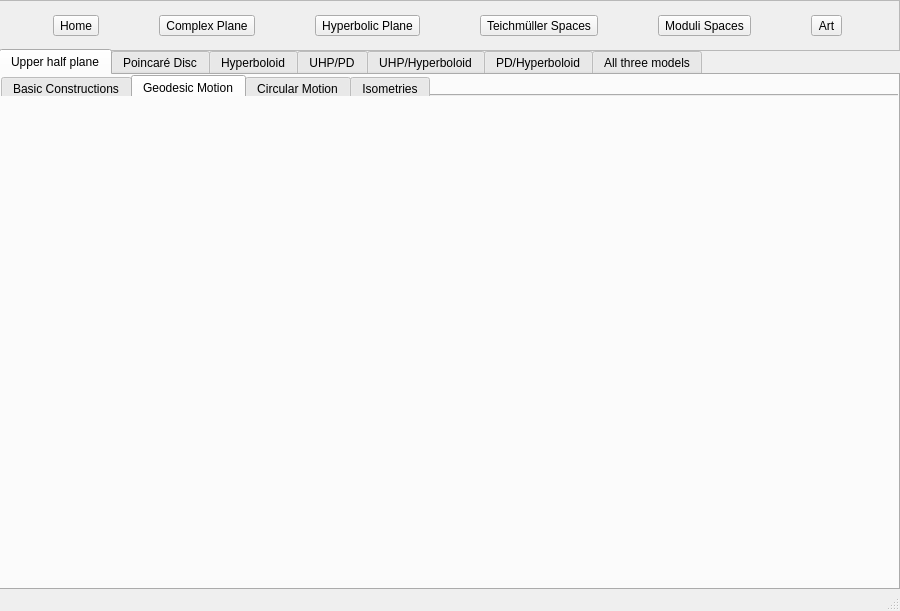
Labardini/Hyperbolic, file appWindowDesign.ui: the form before one commit.
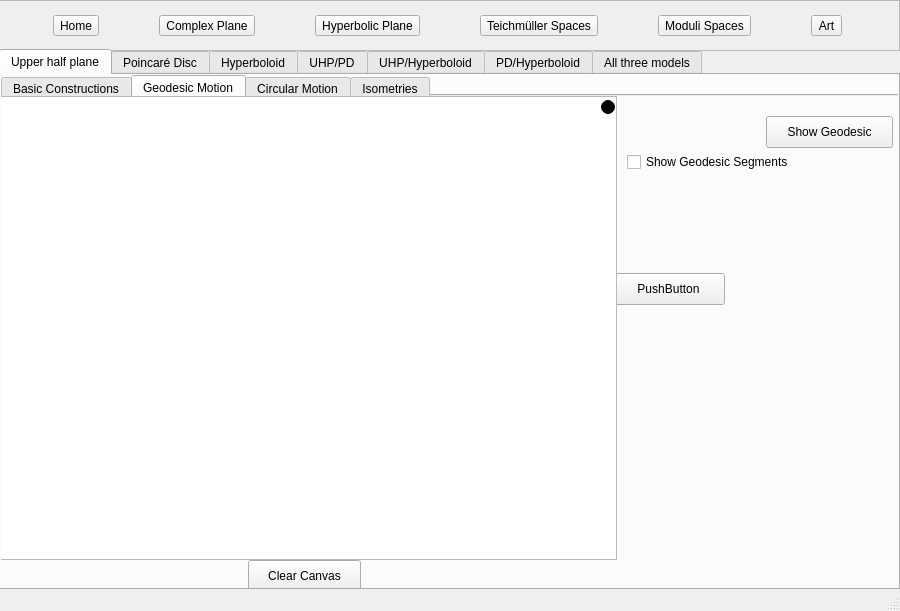
The form after the commit. The open tabs and pages were chosen to show the change. Custom widgets are drawn as their Qt base class.

```diff
--- a/appWindowDesign.ui
+++ b/appWindowDesign.ui
@@ -1137,6 +1137,535 @@
          </attribute>
         </widget>
        </widget>
+       <widget class="PlotWidget" name="PlotWidgetIn_pageUHP">
+        <property name="enabled">
+         <bool>true</bool>
+        </property>
+        <property name="geometry">
+         <rect>
+          <x>-2</x>
+          <y>21</y>
+          <width>618</width>
+          <height>464</height>
+         </rect>
+        </property>
+        <property name="mouseTracking">
+         <bool>true</bool>
+        </property>
+       </widget>
+       <widget class="QRadioButton" name="radioButtonCPoo_2">
+        <property name="enabled">
+         <bool>true</bool>
+        </property>
+        <property name="geometry">
+         <rect>
+          <x>576</x>
+          <y>22</y>
+          <width>38</width>
+          <height>20</height>
+         </rect>
+        </property>
+        <property name="palette">
+         <palette>
+          <active>
+           <colorrole role="WindowText">
+            <brush brushstyle="SolidPattern">
+             <color alpha="255">
+              <red>255</red>
+              <green>255</green>
+              <blue>255</blue>
+             </color>
+            </brush>
+           </colorrole>
+           <colorrole role="Button">
+            <brush brushstyle="SolidPattern">
+             <color alpha="255">
+              <red>0</red>
+              <green>0</green>
+              <blue>0</blue>
+             </color>
+            </brush>
+           </colorrole>
+           <colorrole role="Light">
+            <brush brushstyle="SolidPattern">
+             <color alpha="255">
+              <red>0</red>
+              <green>0</green>
+              <blue>0</blue>
+             </color>
+            </brush>
+           </colorrole>
+           <colorrole role="Midlight">
+            <brush brushstyle="SolidPattern">
+             <color alpha="255">
+              <red>0</red>
+              <green>0</green>
+              <blue>0</blue>
+             </color>
+            </brush>
+           </colorrole>
+           <colorrole role="Dark">
+            <brush brushstyle="SolidPattern">
+             <color alpha="255">
+              <red>0</red>
+              <green>0</green>
+              <blue>0</blue>
+             </color>
+            </brush>
+           </colorrole>
+           <colorrole role="Mid">
+            <brush brushstyle="SolidPattern">
+             <color alpha="255">
+              <red>0</red>
+              <green>0</green>
+              <blue>0</blue>
+             </color>
+            </brush>
+           </colorrole>
+           <colorrole role="Text">
+            <brush brushstyle="SolidPattern">
+             <color alpha="255">
+              <red>255</red>
+              <green>255</green>
+              <blue>255</blue>
+             </color>
+            </brush>
+           </colorrole>
+           <colorrole role="BrightText">
+            <brush brushstyle="SolidPattern">
+             <color alpha="255">
+              <red>255</red>
+              <green>255</green>
+              <blue>255</blue>
+             </color>
+            </brush>
+           </colorrole>
+           <colorrole role="ButtonText">
+            <brush brushstyle="SolidPattern">
+             <color alpha="255">
+              <red>255</red>
+              <green>255</green>
+              <blue>255</blue>
+             </color>
+            </brush>
+           </colorrole>
+           <colorrole role="Base">
+            <brush brushstyle="SolidPattern">
+             <color alpha="255">
+              <red>0</red>
+              <green>0</green>
+              <blue>0</blue>
+             </color>
+            </brush>
+           </colorrole>
+           <colorrole role="Window">
+            <brush brushstyle="SolidPattern">
+             <color alpha="255">
+              <red>0</red>
+              <green>0</green>
+              <blue>0</blue>
+             </color>
+            </brush>
+           </colorrole>
+           <colorrole role="Shadow">
+            <brush brushstyle="SolidPattern">
+             <color alpha="255">
+              <red>0</red>
+              <green>0</green>
+              <blue>0</blue>
+             </color>
+            </brush>
+           </colorrole>
+           <colorrole role="AlternateBase">
+            <brush brushstyle="SolidPattern">
+             <color alpha="255">
+              <red>0</red>
+              <green>0</green>
+              <blue>0</blue>
+             </color>
+            </brush>
+           </colorrole>
+           <colorrole role="ToolTipBase">
+            <brush brushstyle="SolidPattern">
+             <color alpha="255">
+              <red>255</red>
+              <green>255</green>
+              <blue>220</blue>
+             </color>
+            </brush>
+           </colorrole>
+           <colorrole role="ToolTipText">
+            <brush brushstyle="SolidPattern">
+             <color alpha="255">
+              <red>0</red>
+              <green>0</green>
+              <blue>0</blue>
+             </color>
+            </brush>
+           </colorrole>
+          </active>
+          <inactive>
+           <colorrole role="WindowText">
+            <brush brushstyle="SolidPattern">
+             <color alpha="255">
+              <red>255</red>
+              <green>255</green>
+              <blue>255</blue>
+             </color>
+            </brush>
+           </colorrole>
+           <colorrole role="Button">
+            <brush brushstyle="SolidPattern">
+             <color alpha="255">
+              <red>0</red>
+              <green>0</green>
+              <blue>0</blue>
+             </color>
+            </brush>
+           </colorrole>
+           <colorrole role="Light">
+            <brush brushstyle="SolidPattern">
+             <color alpha="255">
+              <red>0</red>
+              <green>0</green>
+              <blue>0</blue>
+             </color>
+            </brush>
+           </colorrole>
+           <colorrole role="Midlight">
+            <brush brushstyle="SolidPattern">
+             <color alpha="255">
+              <red>0</red>
+              <green>0</green>
+              <blue>0</blue>
+             </color>
+            </brush>
+           </colorrole>
+           <colorrole role="Dark">
+            <brush brushstyle="SolidPattern">
+             <color alpha="255">
+              <red>0</red>
+              <green>0</green>
+              <blue>0</blue>
+             </color>
+            </brush>
+           </colorrole>
+           <colorrole role="Mid">
+            <brush brushstyle="SolidPattern">
+             <color alpha="255">
+              <red>0</red>
+              <green>0</green>
+              <blue>0</blue>
+             </color>
+            </brush>
+           </colorrole>
+           <colorrole role="Text">
+            <brush brushstyle="SolidPattern">
+             <color alpha="255">
+              <red>255</red>
+              <green>255</green>
+              <blue>255</blue>
+             </color>
+            </brush>
+           </colorrole>
+           <colorrole role="BrightText">
+            <brush brushstyle="SolidPattern">
+             <color alpha="255">
+              <red>255</red>
+              <green>255</green>
+              <blue>255</blue>
+             </color>
+            </brush>
+           </colorrole>
+           <colorrole role="ButtonText">
+            <brush brushstyle="SolidPattern">
+             <color alpha="255">
+              <red>255</red>
+              <green>255</green>
+              <blue>255</blue>
+             </color>
+            </brush>
+           </colorrole>
+           <colorrole role="Base">
+            <brush brushstyle="SolidPattern">
+             <color alpha="255">
+              <red>0</red>
+              <green>0</green>
+              <blue>0</blue>
+             </color>
+            </brush>
+           </colorrole>
+           <colorrole role="Window">
+            <brush brushstyle="SolidPattern">
+             <color alpha="255">
+              <red>0</red>
+              <green>0</green>
+              <blue>0</blue>
+             </color>
+            </brush>
+           </colorrole>
+           <colorrole role="Shadow">
+            <brush brushstyle="SolidPattern">
+             <color alpha="255">
+              <red>0</red>
+              <green>0</green>
+              <blue>0</blue>
+             </color>
+            </brush>
+           </colorrole>
+           <colorrole role="AlternateBase">
+            <brush brushstyle="SolidPattern">
+             <color alpha="255">
+              <red>0</red>
+              <green>0</green>
+              <blue>0</blue>
+             </color>
+            </brush>
+           </colorrole>
+           <colorrole role="ToolTipBase">
+            <brush brushstyle="SolidPattern">
+             <color alpha="255">
+              <red>255</red>
+              <green>255</green>
+              <blue>220</blue>
+             </color>
+            </brush>
+           </colorrole>
+           <colorrole role="ToolTipText">
+            <brush brushstyle="SolidPattern">
+             <color alpha="255">
+              <red>0</red>
+              <green>0</green>
+              <blue>0</blue>
+             </color>
+            </brush>
+           </colorrole>
+          </inactive>
+          <disabled>
+           <colorrole role="WindowText">
+            <brush brushstyle="SolidPattern">
+             <color alpha="255">
+              <red>0</red>
+              <green>0</green>
+              <blue>0</blue>
+             </color>
+            </brush>
+           </colorrole>
+           <colorrole role="Button">
+            <brush brushstyle="SolidPattern">
+             <color alpha="255">
+              <red>0</red>
+              <green>0</green>
+              <blue>0</blue>
+             </color>
+            </brush>
+           </colorrole>
+           <colorrole role="Light">
+            <brush brushstyle="SolidPattern">
+             <color alpha="255">
+              <red>0</red>
+              <green>0</green>
+              <blue>0</blue>
+             </color>
+            </brush>
+           </colorrole>
+           <colorrole role="Midlight">
+            <brush brushstyle="SolidPattern">
+             <color alpha="255">
+              <red>0</red>
+              <green>0</green>
+              <blue>0</blue>
+             </color>
+            </brush>
+           </colorrole>
+           <colorrole role="Dark">
+            <brush brushstyle="SolidPattern">
+             <color alpha="255">
+              <red>0</red>
+              <green>0</green>
+              <blue>0</blue>
+             </color>
+            </brush>
+           </colorrole>
+           <colorrole role="Mid">
+            <brush brushstyle="SolidPattern">
+             <color alpha="255">
+              <red>0</red>
+              <green>0</green>
+              <blue>0</blue>
+             </color>
+            </brush>
+           </colorrole>
+           <colorrole role="Text">
+            <brush brushstyle="SolidPattern">
+             <color alpha="255">
+              <red>0</red>
+              <green>0</green>
+              <blue>0</blue>
+             </color>
+            </brush>
+           </colorrole>
+           <colorrole role="BrightText">
+            <brush brushstyle="SolidPattern">
+             <color alpha="255">
+              <red>255</red>
+              <green>255</green>
+              <blue>255</blue>
+             </color>
+            </brush>
+           </colorrole>
+           <colorrole role="ButtonText">
+            <brush brushstyle="SolidPattern">
+             <color alpha="255">
+              <red>0</red>
+              <green>0</green>
+              <blue>0</blue>
+             </color>
+            </brush>
+           </colorrole>
+           <colorrole role="Base">
+            <brush brushstyle="SolidPattern">
+             <color alpha="255">
+              <red>0</red>
+              <green>0</green>
+              <blue>0</blue>
+             </color>
+            </brush>
+           </colorrole>
+           <colorrole role="Window">
+            <brush brushstyle="SolidPattern">
+             <color alpha="255">
+              <red>0</red>
+              <green>0</green>
+              <blue>0</blue>
+             </color>
+            </brush>
+           </colorrole>
+           <colorrole role="Shadow">
+            <brush brushstyle="SolidPattern">
+             <color alpha="255">
+              <red>0</red>
+              <green>0</green>
+              <blue>0</blue>
+             </color>
+            </brush>
+           </colorrole>
+           <colorrole role="AlternateBase">
+            <brush brushstyle="SolidPattern">
+             <color alpha="255">
+              <red>0</red>
+              <green>0</green>
+              <blue>0</blue>
+             </color>
+            </brush>
+           </colorrole>
+           <colorrole role="ToolTipBase">
+            <brush brushstyle="SolidPattern">
+             <color alpha="255">
+              <red>255</red>
+              <green>255</green>
+              <blue>220</blue>
+             </color>
+            </brush>
+           </colorrole>
+           <colorrole role="ToolTipText">
+            <brush brushstyle="SolidPattern">
+             <color alpha="255">
+              <red>0</red>
+              <green>0</green>
+              <blue>0</blue>
+             </color>
+            </brush>
+           </colorrole>
+          </disabled>
+         </palette>
+        </property>
+        <property name="layoutDirection">
+         <enum>Qt::RightToLeft</enum>
+        </property>
+        <property name="text">
+         <string>oo</string>
+        </property>
+        <property name="checkable">
+         <bool>true</bool>
+        </property>
+        <property name="checked">
+         <bool>false</bool>
+        </property>
+       </widget>
+       <widget class="QPushButton" name="pushButtonCPClearCanvas_2">
+        <property name="geometry">
+         <rect>
+          <x>247</x>
+          <y>485</y>
+          <width>113</width>
+          <height>32</height>
+         </rect>
+        </property>
+        <property name="text">
+         <string>Clear Canvas</string>
+        </property>
+       </widget>
+       <widget class="QStackedWidget" name="stackedWidgetIn_pageUHP">
+        <property name="geometry">
+         <rect>
+          <x>616</x>
+          <y>21</y>
+          <width>282</width>
+          <height>463</height>
+         </rect>
+        </property>
+        <property name="currentIndex">
+         <number>1</number>
+        </property>
+        <widget class="QWidget" name="pageUHPBasicConstructions"/>
+        <widget class="QWidget" name="pageUHPGeodesicMotion">
+         <widget class="QPushButton" name="pushButtonUHPGMShowGeodesic">
+          <property name="geometry">
+           <rect>
+            <x>149</x>
+            <y>20</y>
+            <width>127</width>
+            <height>32</height>
+           </rect>
+          </property>
+          <property name="text">
+           <string>Show Geodesic</string>
+          </property>
+         </widget>
+         <widget class="QCheckBox" name="checkBoxUHPGMShowGeodesicSegments">
+          <property name="geometry">
+           <rect>
+            <x>10</x>
+            <y>56</y>
+            <width>177</width>
+            <height>20</height>
+           </rect>
+          </property>
+          <property name="text">
+           <string>Show Geodesic Segments</string>
+          </property>
+          <property name="tristate">
+           <bool>false</bool>
+          </property>
+         </widget>
+         <widget class="QPushButton" name="pushButton">
+          <property name="geometry">
+           <rect>
+            <x>-5</x>
+            <y>177</y>
+            <width>113</width>
+            <height>32</height>
+           </rect>
+          </property>
+          <property name="text">
+           <string>PushButton</string>
+          </property>
+         </widget>
+        </widget>
+        <widget class="QWidget" name="pageUHPCircularMotion"/>
+        <widget class="QWidget" name="pageUHPIsometries"/>
+       </widget>
       </widget>
       <widget class="QWidget" name="tabPD">
        <attribute name="title">
```
Left out of the diff: 74 changed lines with no effect on the pictures.
